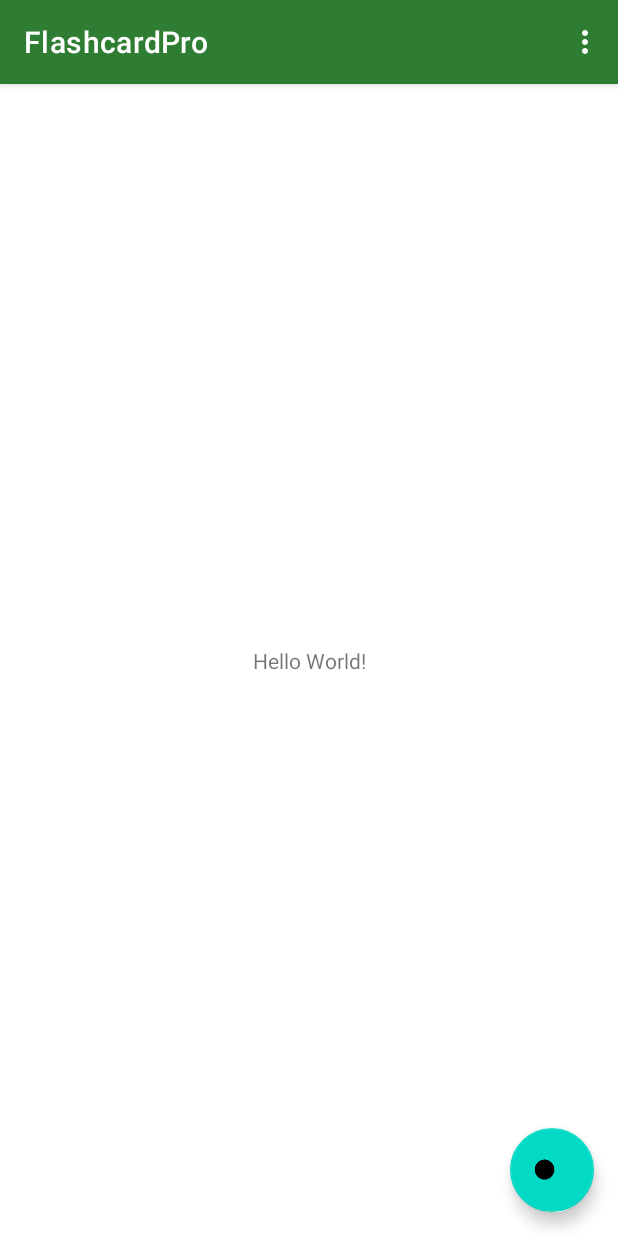
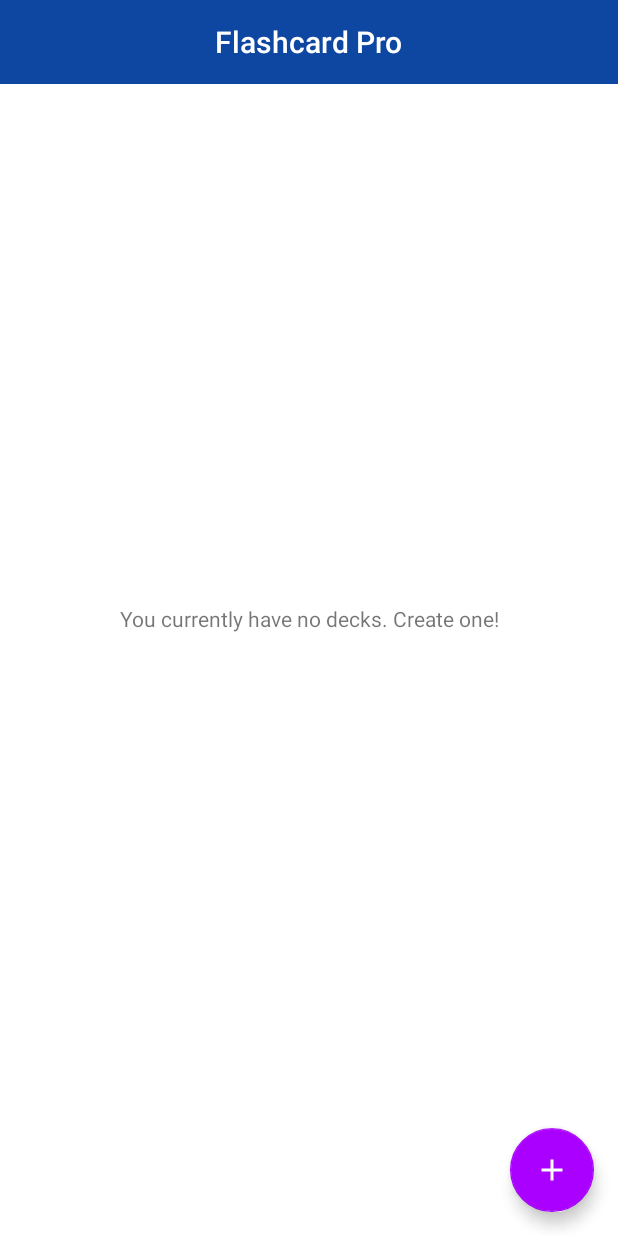
Before and after one commit to AntonAroche/FlashcardPro, an Android app: the screen it shows after launch (MainActivity), on a phone screen of 412 x 824 dp. Run offline under Robolectric (Android 15) with nearby library versions, the phone set to English and light mode, and no system bars; our stand-ins replace data binding; 1 statement that could not run was skipped.

Commit message:
Created initial layout for decks and navigation fragment

```diff
--- a/app/src/main/java/com/example/flashcardpro/MainActivity.kt
+++ b/app/src/main/java/com/example/flashcardpro/MainActivity.kt
@@ -1,29 +1,26 @@
 package com.example.flashcardpro
 
 import android.os.Bundle
-import com.google.android.material.snackbar.Snackbar
 import androidx.appcompat.app.AppCompatActivity
 import android.view.Menu
 import android.view.MenuItem
-
-import kotlinx.android.synthetic.main.activity_main.*
+import androidx.appcompat.widget.Toolbar
 
 class MainActivity : AppCompatActivity() {
 
     override fun onCreate(savedInstanceState: Bundle?) {
         super.onCreate(savedInstanceState)
         setContentView(R.layout.activity_main)
+
+        val toolbar = this.findViewById<Toolbar>(R.id.toolbar)
+
         setSupportActionBar(toolbar)
-
-        fab.setOnClickListener { view ->
-            Snackbar.make(view, "Replace with your own action", Snackbar.LENGTH_LONG)
-                .setAction("Action", null).show()
-        }
+        supportActionBar?.setDisplayShowTitleEnabled(false)
     }
 
     override fun onCreateOptionsMenu(menu: Menu): Boolean {
         // Inflate the menu; this adds items to the action bar if it is present.
-        menuInflater.inflate(R.menu.menu_main, menu)
+        //menuInflater.inflate(R.menu.menu_main, menu)
         return true
     }
 
@@ -32,7 +29,7 @@ class MainActivity : AppCompatActivity() {
         // automatically handle clicks on the Home/Up button, so long
         // as you specify a parent activity in AndroidManifest.xml.
         return when (item.itemId) {
-            R.id.action_settings -> true
+            //R.id.action_settings -> true
             else -> super.onOptionsItemSelected(item)
         }
     }
--- /dev/null
+++ b/app/src/main/java/com/example/flashcardpro/decks/DeckFragment.kt
@@ -0,0 +1,36 @@
+package com.example.flashcardpro.decks
+
+
+import android.os.Bundle
+import android.provider.ContactsContract
+import androidx.fragment.app.Fragment
+import android.view.LayoutInflater
+import android.view.View
+import android.view.ViewGroup
+import androidx.databinding.DataBindingUtil
+import com.example.flashcardpro.R
+import com.example.flashcardpro.databinding.DeckFragmentBinding
+import com.google.android.material.snackbar.Snackbar
+import kotlinx.android.synthetic.main.deck_fragment.*
+
+/**
+ * A simple [Fragment] subclass.
+ */
+class DeckFragment : Fragment() {
+
+    override fun onCreateView(inflater: LayoutInflater, container: ViewGroup?,
+        savedInstanceState: Bundle?): View? {
+
+        val binding: DeckFragmentBinding = DataBindingUtil.inflate(inflater,
+            R.layout.deck_fragment, container, false)
+
+
+        fab.setOnClickListener { view ->
+            Snackbar.make(view, "Replace with your own action", Snackbar.LENGTH_LONG)
+                .setAction("Action", null).show()
+        }
+        return binding.root
+    }
+
+
+}
--- /dev/null
+++ b/app/src/main/res/drawable/ic_add_24px.xml
@@ -0,0 +1,9 @@
+<vector xmlns:android="http://schemas.android.com/apk/res/android"
+    android:width="24dp"
+    android:height="24dp"
+    android:viewportWidth="24"
+    android:viewportHeight="24">
+  <path
+      android:fillColor="#FF000000"
+      android:pathData="M19,13h-6v6h-2v-6H5v-2h6V5h2v6h6v2z"/>
+</vector>
--- a/app/src/main/res/layout/activity_main.xml
+++ b/app/src/main/res/layout/activity_main.xml
@@ -1,33 +1,26 @@
 <?xml version="1.0" encoding="utf-8"?>
-<androidx.coordinatorlayout.widget.CoordinatorLayout xmlns:android="http://schemas.android.com/apk/res/android"
+<layout
+    xmlns:android="http://schemas.android.com/apk/res/android"
     xmlns:app="http://schemas.android.com/apk/res-auto"
     xmlns:tools="http://schemas.android.com/tools"
-    android:layout_width="match_parent"
-    android:layout_height="match_parent"
-    tools:context=".MainActivity">
+    >
+   <androidx.constraintlayout.widget.ConstraintLayout
+        android:layout_width="match_parent"
+        android:layout_height="match_parent"
+        tools:context=".MainActivity">
 
-    <com.google.android.material.appbar.AppBarLayout
-        android:layout_width="match_parent"
-        android:layout_height="wrap_content"
-        android:theme="@style/AppTheme.AppBarOverlay">
+        <include
+            android:id="@+id/toolbar"
+            layout="@layout/toolbar"/>
 
-        <androidx.appcompat.widget.Toolbar
-            android:id="@+id/toolbar"
+        <fragment
+            android:id="@+id/nav_host_fragment"
+            android:name="androidx.navigation.fragment.NavHostFragment"
             android:layout_width="match_parent"
-            android:layout_height="?attr/actionBarSize"
-            android:background="?attr/colorPrimary"
-            app:popupTheme="@style/AppTheme.PopupOverlay" />
+            android:layout_height="match_parent"
+            app:defaultNavHost="true"
+            app:navGraph="@navigation/nav_graph"/>
 
-    </com.google.android.material.appbar.AppBarLayout>
+   </androidx.constraintlayout.widget.ConstraintLayout>
 
-    <include layout="@layout/content_main" />
-
-    <com.google.android.material.floatingactionbutton.FloatingActionButton
-        android:id="@+id/fab"
-        android:layout_width="wrap_content"
-        android:layout_height="wrap_content"
-        android:layout_gravity="bottom|end"
-        android:layout_margin="@dimen/fab_margin"
-        app:srcCompat="@android:drawable/btn_plus" />
-
-</androidx.coordinatorlayout.widget.CoordinatorLayout>
+</layout>
--- a/app/src/main/res/layout/content_main.xml
+++ /dev/null
@@ -1,20 +0,0 @@
-<?xml version="1.0" encoding="utf-8"?>
-<androidx.constraintlayout.widget.ConstraintLayout xmlns:android="http://schemas.android.com/apk/res/android"
-    xmlns:app="http://schemas.android.com/apk/res-auto"
-    xmlns:tools="http://schemas.android.com/tools"
-    android:layout_width="match_parent"
-    android:layout_height="match_parent"
-    app:layout_behavior="@string/appbar_scrolling_view_behavior"
-    tools:context=".MainActivity"
-    tools:showIn="@layout/activity_main">
-
-    <TextView
-        android:layout_width="wrap_content"
-        android:layout_height="wrap_content"
-        android:text="Hello World!"
-        app:layout_constraintBottom_toBottomOf="parent"
-        app:layout_constraintLeft_toLeftOf="parent"
-        app:layout_constraintRight_toRightOf="parent"
-        app:layout_constraintTop_toTopOf="parent" />
-
-</androidx.constraintlayout.widget.ConstraintLayout>
--- /dev/null
+++ b/app/src/main/res/layout/deck_fragment.xml
@@ -0,0 +1,37 @@
+<?xml version="1.0" encoding="utf-8"?>
+<layout
+    xmlns:android="http://schemas.android.com/apk/res/android"
+    xmlns:tools="http://schemas.android.com/tools"
+    xmlns:app="http://schemas.android.com/apk/res-auto"
+    tools:context=".decks.DeckFragment">
+
+    <androidx.coordinatorlayout.widget.CoordinatorLayout
+        android:layout_width="match_parent"
+        android:layout_height="match_parent"
+        app:layout_behavior="@string/appbar_scrolling_view_behavior">
+
+        <androidx.constraintlayout.widget.ConstraintLayout
+            android:layout_width="match_parent"
+            android:layout_height="match_parent">
+        <TextView
+            android:layout_width="wrap_content"
+            android:layout_height="wrap_content"
+            android:text="@string/noDecksLabel"
+            app:layout_constraintBottom_toBottomOf="parent"
+            app:layout_constraintLeft_toLeftOf="parent"
+            app:layout_constraintRight_toRightOf="parent"
+            app:layout_constraintTop_toTopOf="parent" />
+
+        </androidx.constraintlayout.widget.ConstraintLayout>
+
+        <com.google.android.material.floatingactionbutton.FloatingActionButton
+            android:id="@+id/fab"
+            android:layout_width="wrap_content"
+            android:layout_height="wrap_content"
+            android:layout_gravity="bottom|end"
+            android:layout_margin="@dimen/fab_margin"
+            app:srcCompat="@drawable/ic_add_24px" />
+
+    </androidx.coordinatorlayout.widget.CoordinatorLayout>
+
+</layout>
--- /dev/null
+++ b/app/src/main/res/layout/toolbar.xml
@@ -0,0 +1,22 @@
+<?xml version="1.0" encoding="utf-8"?>
+<androidx.appcompat.widget.Toolbar xmlns:android="http://schemas.android.com/apk/res/android"
+    xmlns:app="http://schemas.android.com/apk/res-auto"
+    android:id="@+id/toolbar"
+    android:minHeight="?attr/actionBarSize"
+    android:layout_width="match_parent"
+    android:layout_height="wrap_content"
+    app:titleTextColor="@android:color/white"
+    android:background="?attr/colorPrimary">
+
+    <TextView
+        android:id="@+id/toolbar_title"
+        android:layout_width="wrap_content"
+        android:layout_height="wrap_content"
+        android:text="@string/app_name"
+        android:textColor="@android:color/white"
+        style="@style/TextAppearance.AppCompat.Widget.ActionBar.Title"
+        android:layout_gravity="center"
+        />
+
+
+</androidx.appcompat.widget.Toolbar>
--- a/app/src/main/res/menu/menu_main.xml
+++ /dev/null
@@ -1,10 +0,0 @@
-<menu xmlns:android="http://schemas.android.com/apk/res/android"
-    xmlns:app="http://schemas.android.com/apk/res-auto"
-    xmlns:tools="http://schemas.android.com/tools"
-    tools:context="com.example.flashcardpro.MainActivity">
-    <item
-        android:id="@+id/action_settings"
-        android:orderInCategory="100"
-        android:title="@string/action_settings"
-        app:showAsAction="never" />
-</menu>
--- /dev/null
+++ b/app/src/main/res/navigation/nav_graph.xml
@@ -0,0 +1,12 @@
+<?xml version="1.0" encoding="utf-8"?>
+<navigation xmlns:android="http://schemas.android.com/apk/res/android"
+    xmlns:app="http://schemas.android.com/apk/res-auto"
+    xmlns:tools="http://schemas.android.com/tools"
+    android:id="@+id/nav_graph"
+    app:startDestination="@id/deckFragment">
+    <fragment
+        android:id="@+id/deckFragment"
+        android:name="com.example.flashcardpro.decks.DeckFragment"
+        android:label="DeckFragment"
+        tools:layout="@layout/deck_fragment"/>
+</navigation>
--- a/app/src/main/res/values/colors.xml
+++ b/app/src/main/res/values/colors.xml
@@ -1,7 +1,11 @@
 <?xml version="1.0" encoding="utf-8"?>
 <resources>
-    <color name="primaryColor">#2e7d32</color>
-    <color name="primaryLightColor">#60ad5e</color>
-    <color name="primaryDarkColor">#005005</color>
+    <color name="primaryColor">#0d47a1</color>
+    <color name="primaryLightColor">#5472d3</color>
+    <color name="primaryDarkColor">#002171</color>
+    <color name="secondaryColor">#aa00ff</color>
+    <color name="secondaryLightColor">#e254ff</color>
+    <color name="secondaryDarkColor">#7200ca</color>
     <color name="primaryTextColor">#ffffff</color>
+    <color name="secondaryTextColor">#ffffff</color>
 </resources>
--- a/app/src/main/res/values/strings.xml
+++ b/app/src/main/res/values/strings.xml
@@ -1,4 +1,6 @@
 <resources>
-    <string name="app_name">FlashcardPro</string>
+    <string name="app_name">Flashcard Pro</string>
     <string name="action_settings">Settings</string>
+    <string name="noDecksLabel">You currently have no decks. Create one!</string>
+
 </resources>
--- a/app/src/main/res/values/styles.xml
+++ b/app/src/main/res/values/styles.xml
@@ -1,21 +1,23 @@
 <resources>
 
     <!-- Base application theme. -->
-    <style name="AppTheme" parent="Theme.MaterialComponents.Light.DarkActionBar">
+    <style name="AppTheme" parent="Theme.MaterialComponents.Light.NoActionBar">
         <!-- Customize your theme here. -->
         <item name="colorPrimary">@color/primaryColor</item>
         <item name="colorPrimaryDark">@color/primaryDarkColor</item>
         <item name="colorPrimaryVariant">@color/primaryLightColor</item>
         <item name="colorOnPrimary">@color/primaryTextColor</item>
+        <item name="colorSecondary">@color/secondaryColor</item>
+        <item name="colorSecondaryVariant">@color/secondaryDarkColor</item>
+        <item name="colorOnSecondary">@color/secondaryTextColor</item>
     </style>
 
     <style name="AppTheme.NoActionBar">
-        <item name="windowActionBar">false</item>
+        <item name="windowActionBar">false</item>a
         <item name="windowNoTitle">true</item>
     </style>
 
     <style name="AppTheme.AppBarOverlay" parent="ThemeOverlay.AppCompat.Dark.ActionBar" />
-
     <style name="AppTheme.PopupOverlay" parent="ThemeOverlay.AppCompat.Light" />
 
 </resources>
```
Also changed, not shown: app/build.gradle (+12 -2 lines).
